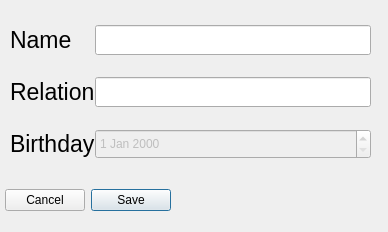
This is UI/Dialogs/edit_dependent_details.ui in Justin-Kuchmy/JustPay_App as Qt 5 draws it before an edit. The edited form follows.
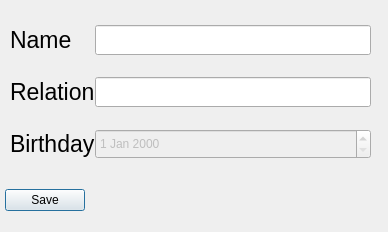
This is the edited form.

Commit message: cancel not needed, not dialog

The edit to the form file:
```diff
--- a/UI/Dialogs/edit_dependent_details.ui
+++ b/UI/Dialogs/edit_dependent_details.ui
@@ -159,7 +159,7 @@
        <enum>Qt::Horizontal</enum>
       </property>
       <property name="standardButtons">
-       <set>QDialogButtonBox::Cancel|QDialogButtonBox::Save</set>
+       <set>QDialogButtonBox::Save</set>
       </property>
      </widget>
     </item>
```
The commit also changes 2 other files.
